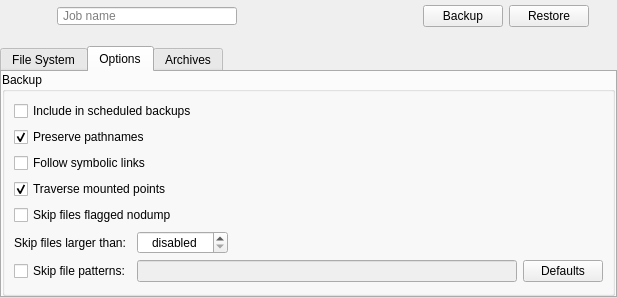
Old version of the form forms/jobwidget.ui in the repository Tarsnap/tarsnap-gui.
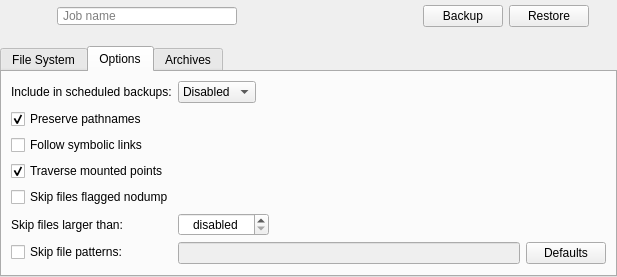
New version of the form. The open tabs and pages were chosen to show the change. Icons and pictures are not drawn. Custom widgets are drawn as their Qt base class.

The edit to the form file:
```diff
--- a/forms/jobwidget.ui
+++ b/forms/jobwidget.ui
@@ -246,70 +246,64 @@
       <attribute name="title">
        <string>Options</string>
       </attribute>
-      <layout class="QVBoxLayout" name="verticalLayout_5">
-       <property name="spacing">
-        <number>0</number>
+      <layout class="QFormLayout" name="formLayout">
+       <property name="fieldGrowthPolicy">
+        <enum>QFormLayout::ExpandingFieldsGrow</enum>
        </property>
-       <property name="leftMargin">
-        <number>0</number>
+       <property name="labelAlignment">
+        <set>Qt::AlignLeading|Qt::AlignLeft|Qt::AlignVCenter</set>
        </property>
-       <property name="topMargin">
-        <number>0</number>
-       </property>
-       <property name="rightMargin">
-        <number>0</number>
-       </property>
-       <property name="bottomMargin">
-        <number>0</number>
-       </property>
-       <item>
-        <widget class="QWidget" name="settingsContainer" native="true">
-         <layout class="QVBoxLayout" name="verticalLayout_6">
-          <property name="spacing">
-           <number>0</number>
-          </property>
-          <property name="leftMargin">
-           <number>0</number>
-          </property>
-          <property name="topMargin">
-           <number>0</number>
-          </property>
-          <property name="rightMargin">
-           <number>0</number>
-          </property>
-          <property name="bottomMargin">
-           <number>0</number>
-          </property>
-          <item>
-           <widget class="QGroupBox" name="groupBox_2">
-            <property name="title">
-             <string>Backup</string>
-            </property>
-            <layout class="QGridLayout" name="gridLayout">
-             <property name="spacing">
-              <number>6</number>
-             </property>
-             <item row="3" column="0" colspan="2">
-              <widget class="QCheckBox" name="traverseMountCheckBox">
-               <property name="toolTip">
-                <string>Cross mount points when creating archives</string>
-               </property>
-               <property name="text">
-                <string>Traverse mounted points</string>
-               </property>
-               <property name="checked">
-                <bool>true</bool>
-               </property>
-              </widget>
-             </item>
-             <item row="5" column="0">
+       <item row="1" column="0">
               <widget class="QLabel" name="label">
                <property name="text">
-                <string>Skip files larger than:</string>
+          <string>Include in scheduled backups:</string>
                </property>
               </widget>
              </item>
+       <item row="1" column="1">
+        <widget class="QComboBox" name="scheduleComboBox">
+         <property name="sizePolicy">
+          <sizepolicy hsizetype="Maximum" vsizetype="Fixed">
+           <horstretch>0</horstretch>
+           <verstretch>0</verstretch>
+          </sizepolicy>
+         </property>
+         <item>
+          <property name="text">
+           <string>Disabled</string>
+          </property>
+         </item>
+         <item>
+          <property name="text">
+           <string>Daily</string>
+          </property>
+         </item>
+         <item>
+          <property name="text">
+           <string>Weekly</string>
+          </property>
+         </item>
+         <item>
+          <property name="text">
+           <string>Monthly</string>
+          </property>
+         </item>
+        </widget>
+       </item>
              <item row="2" column="0" colspan="2">
+        <widget class="QCheckBox" name="preservePathsCheckBox">
+         <property name="toolTip">
+          <string>Preserve absolute pathnames by not removing leading slashes</string>
+         </property>
+         <property name="text">
+          <string>Preserve pathnames</string>
+         </property>
+         <property name="checked">
+          <bool>true</bool>
+         </property>
+        </widget>
+       </item>
+       <item row="3" column="0" colspan="2">
               <widget class="QCheckBox" name="followSymLinksCheckBox">
                <property name="toolTip">
                 <string>If checked all symbolic links will be followed when creating an archive</string>
@@ -319,30 +313,37 @@
                </property>
               </widget>
              </item>
+       <item row="4" column="0" colspan="2">
+        <widget class="QCheckBox" name="traverseMountCheckBox">
+         <property name="toolTip">
+          <string>Cross mount points when creating archives</string>
+         </property>
+         <property name="text">
+          <string>Traverse mounted points</string>
+         </property>
+         <property name="checked">
+          <bool>true</bool>
+         </property>
+        </widget>
+       </item>
+       <item row="5" column="0" colspan="2">
+        <widget class="QCheckBox" name="skipNoDumpCheckBox">
+         <property name="toolTip">
+          <string>Skip files flagged with nodump attribute; not all filesystems support this attribute</string>
+         </property>
+         <property name="text">
+          <string>Skip files flagged nodump</string>
+         </property>
+        </widget>
+       </item>
              <item row="6" column="0">
-              <widget class="QCheckBox" name="skipFilesCheckBox">
-               <property name="toolTip">
-                <string>Tarsnap will skip these file patterns for this Job</string>
-               </property>
+        <widget class="QLabel" name="skipFilesLabel">
                <property name="text">
-                <string>Skip file patterns:</string>
+          <string>Skip files larger than:</string>
                </property>
               </widget>
              </item>
-             <item row="7" column="0">
-              <spacer name="verticalSpacer">
-               <property name="orientation">
-                <enum>Qt::Vertical</enum>
-               </property>
-               <property name="sizeHint" stdset="0">
-                <size>
-                 <width>20</width>
-                 <height>40</height>
-                </size>
-               </property>
-              </spacer>
-             </item>
-             <item row="5" column="1" colspan="2">
+       <item row="6" column="1">
               <widget class="QSpinBox" name="skipFilesSizeSpinBox">
                <property name="enabled">
                 <bool>true</bool>
@@ -382,7 +383,19 @@
                </property>
               </widget>
              </item>
-             <item row="6" column="1">
+       <item row="7" column="0">
+        <widget class="QCheckBox" name="skipFilesCheckBox">
+         <property name="toolTip">
+          <string>Tarsnap will skip these file patterns for this Job</string>
+         </property>
+         <property name="text">
+          <string>Skip file patterns:</string>
+         </property>
+        </widget>
+       </item>
+       <item row="7" column="1">
+        <layout class="QHBoxLayout" name="horizontalLayout">
+         <item>
               <widget class="QLineEdit" name="skipFilesLineEdit">
                <property name="enabled">
                 <bool>false</bool>
@@ -392,7 +405,7 @@
                </property>
               </widget>
              </item>
-             <item row="6" column="2">
+         <item>
               <widget class="QPushButton" name="skipFilesDefaultsButton">
                <property name="toolTip">
                 <string>Fill with global settings value</string>
@@ -402,44 +415,7 @@
                </property>
               </widget>
              </item>
-             <item row="1" column="0" colspan="2">
-              <widget class="QCheckBox" name="preservePathsCheckBox">
-               <property name="toolTip">
-                <string>Preserve absolute pathnames by not removing leading slashes</string>
-               </property>
-               <property name="text">
-                <string>Preserve pathnames</string>
-               </property>
-               <property name="checked">
-                <bool>true</bool>
-               </property>
-              </widget>
-             </item>
-             <item row="0" column="0" colspan="2">
-              <widget class="QCheckBox" name="includeScheduledCheckBox">
-               <property name="toolTip">
-                <string>Enable to include this job in automatic scheduled jobs execution via the --jobs option</string>
-               </property>
-               <property name="text">
-                <string>Include in scheduled backups</string>
-               </property>
-              </widget>
-             </item>
-             <item row="4" column="0" colspan="2">
-              <widget class="QCheckBox" name="skipNoDumpCheckBox">
-               <property name="toolTip">
-                <string>Skip files flagged with nodump attribute; not all filesystems support this attribute</string>
-               </property>
-               <property name="text">
-                <string>Skip files flagged nodump</string>
-               </property>
-              </widget>
-             </item>
-            </layout>
-           </widget>
-          </item>
-         </layout>
-        </widget>
+        </layout>
        </item>
       </layout>
      </widget>
```
Lines whose indentation alone changed are shown as unchanged.
